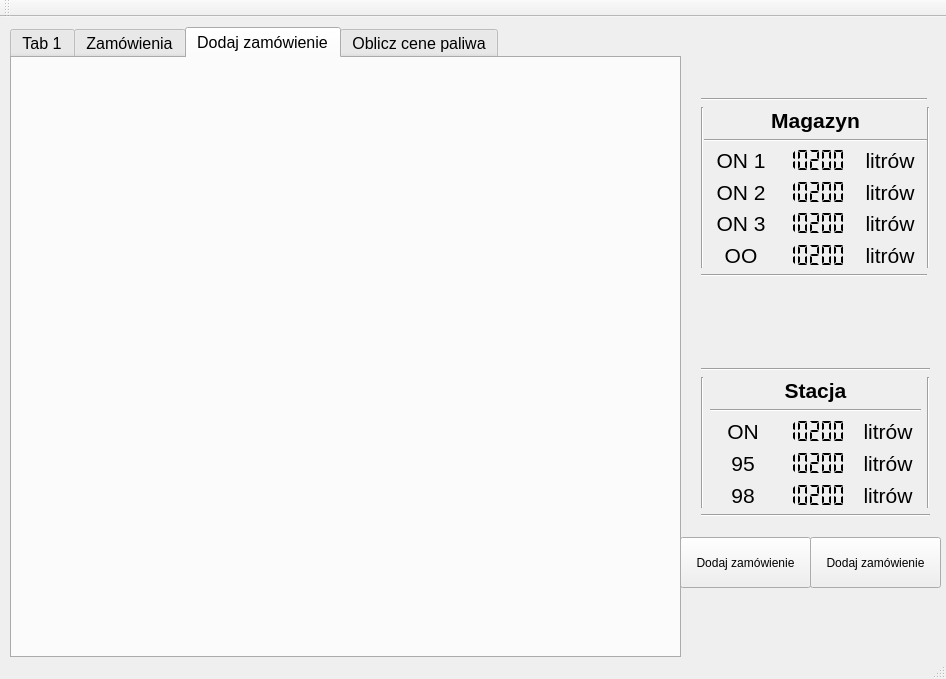
Qt form mainwindow.ui (gumikola/stacja-paliwowa) before a commit.
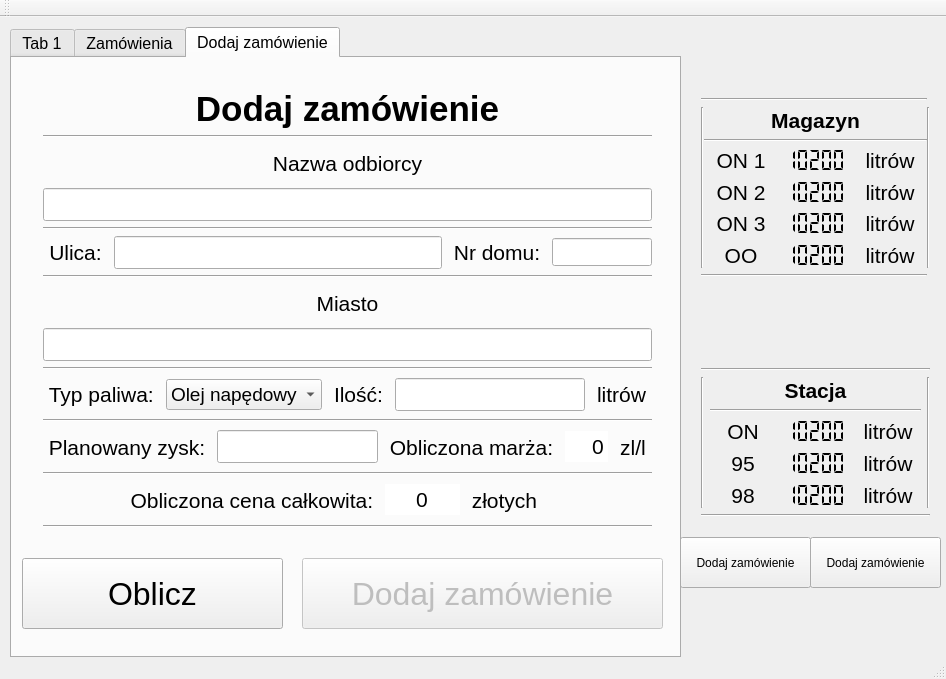
The same form after that commit. The open tabs and pages were chosen to show the change.

Commit message: added new tab AddOrder and backend class for it

The edit to the form file:
```diff
--- a/mainwindow.ui
+++ b/mainwindow.ui
@@ -595,7 +595,7 @@
      <string notr="true"/>
     </property>
     <property name="currentIndex">
-     <number>3</number>
+     <number>2</number>
     </property>
     <widget class="QWidget" name="main">
      <property name="autoFillBackground">
@@ -609,6 +609,12 @@
      </attribute>
     </widget>
     <widget class="QWidget" name="ordersTab">
+     <property name="font">
+      <font>
+       <family>Arial</family>
+       <pointsize>12</pointsize>
+      </font>
+     </property>
      <property name="autoFillBackground">
       <bool>false</bool>
      </property>
@@ -741,136 +747,506 @@
      </widget>
     </widget>
     <widget class="QWidget" name="addOrderTab">
-     <property name="autoFillBackground">
-      <bool>false</bool>
-     </property>
-     <property name="styleSheet">
-      <string notr="true"/>
-     </property>
      <attribute name="title">
       <string>Dodaj zamówienie</string>
      </attribute>
-    </widget>
-    <widget class="QWidget" name="calcFuelPrice">
-     <attribute name="title">
-      <string>Oblicz cene paliwa</string>
-     </attribute>
-     <widget class="QLineEdit" name="lineEdit">
+     <widget class="QPushButton" name="addOrderTabCalculateButton">
       <property name="geometry">
        <rect>
-        <x>30</x>
-        <y>70</y>
-        <width>411</width>
-        <height>31</height>
+        <x>10</x>
+        <y>500</y>
+        <width>261</width>
+        <height>71</height>
        </rect>
       </property>
       <property name="font">
        <font>
-        <pointsize>14</pointsize>
+        <pointsize>24</pointsize>
        </font>
       </property>
       <property name="text">
-       <string/>
+       <string>Oblicz</string>
       </property>
      </widget>
-     <widget class="QLabel" name="label_5">
-      <property name="geometry">
-       <rect>
-        <x>30</x>
-        <y>50</y>
-        <width>411</width>
-        <height>16</height>
-       </rect>
+     <widget class="QPushButton" name="addOrderTabAddOrderButton">
+      <property name="enabled">
+       <bool>false</bool>
       </property>
-      <property name="font">
-       <font>
-        <pointsize>14</pointsize>
-       </font>
-      </property>
-      <property name="text">
-       <string>Nazwa odbiorcy</string>
-      </property>
-      <property name="alignment">
-       <set>Qt::AlignCenter</set>
-      </property>
-     </widget>
-     <widget class="QLabel" name="label_6">
       <property name="geometry">
        <rect>
-        <x>20</x>
-        <y>120</y>
-        <width>411</width>
-        <height>16</height>
+        <x>290</x>
+        <y>500</y>
+        <width>361</width>
+        <height>71</height>
        </rect>
       </property>
       <property name="font">
        <font>
-        <pointsize>14</pointsize>
+        <pointsize>24</pointsize>
        </font>
       </property>
       <property name="text">
-       <string>Ulica i numer domu</string>
+       <string>Dodaj zamówienie</string>
       </property>
-      <property name="alignment">
-       <set>Qt::AlignCenter</set>
-      </property>
      </widget>
-     <widget class="QLineEdit" name="lineEdit_2">
+     <widget class="QWidget" name="layoutWidget">
       <property name="geometry">
        <rect>
         <x>20</x>
-        <y>140</y>
-        <width>421</width>
-        <height>31</height>
+        <y>20</y>
+        <width>631</width>
+        <height>461</height>
        </rect>
       </property>
-      <property name="font">
-       <font>
-        <pointsize>14</pointsize>
-       </font>
-      </property>
-      <property name="text">
-       <string/>
-      </property>
-     </widget>
-     <widget class="QLabel" name="label_7">
-      <property name="geometry">
-       <rect>
-        <x>20</x>
-        <y>190</y>
-        <width>411</width>
-        <height>16</height>
-       </rect>
-      </property>
-      <property name="font">
-       <font>
-        <pointsize>14</pointsize>
-       </font>
-      </property>
-      <property name="text">
-       <string>Miasto</string>
-      </property>
-      <property name="alignment">
-       <set>Qt::AlignCenter</set>
-      </property>
-     </widget>
-     <widget class="QLineEdit" name="lineEdit_3">
-      <property name="geometry">
-       <rect>
-        <x>20</x>
-        <y>210</y>
-        <width>411</width>
-        <height>31</height>
-       </rect>
-      </property>
-      <property name="font">
-       <font>
-        <pointsize>14</pointsize>
-       </font>
-      </property>
-      <property name="text">
-       <string/>
-      </property>
+      <layout class="QVBoxLayout" name="verticalLayout">
+       <item>
+        <widget class="QLabel" name="label_19">
+         <property name="font">
+          <font>
+           <family>Arial</family>
+           <pointsize>26</pointsize>
+           <weight>75</weight>
+           <bold>true</bold>
+          </font>
+         </property>
+         <property name="text">
+          <string>Dodaj zamówienie</string>
+         </property>
+         <property name="alignment">
+          <set>Qt::AlignCenter</set>
+         </property>
+        </widget>
+       </item>
+       <item>
+        <widget class="Line" name="line_11">
+         <property name="orientation">
+          <enum>Qt::Horizontal</enum>
+         </property>
+        </widget>
+       </item>
+       <item>
+        <widget class="QLabel" name="label_5">
+         <property name="font">
+          <font>
+           <pointsize>16</pointsize>
+          </font>
+         </property>
+         <property name="text">
+          <string>Nazwa odbiorcy</string>
+         </property>
+         <property name="alignment">
+          <set>Qt::AlignCenter</set>
+         </property>
+        </widget>
+       </item>
+       <item>
+        <widget class="QLineEdit" name="addOrderTabOrdererName">
+         <property name="font">
+          <font>
+           <pointsize>16</pointsize>
+          </font>
+         </property>
+         <property name="text">
+          <string/>
+         </property>
+         <property name="frame">
+          <bool>true</bool>
+         </property>
+        </widget>
+       </item>
+       <item>
+        <widget class="Line" name="line_13">
+         <property name="orientation">
+          <enum>Qt::Horizontal</enum>
+         </property>
+        </widget>
+       </item>
+       <item>
+        <layout class="QHBoxLayout" name="horizontalLayout">
+         <item>
+          <widget class="QLabel" name="label_6">
+           <property name="font">
+            <font>
+             <pointsize>16</pointsize>
+            </font>
+           </property>
+           <property name="text">
+            <string> Ulica: </string>
+           </property>
+           <property name="alignment">
+            <set>Qt::AlignCenter</set>
+           </property>
+          </widget>
+         </item>
+         <item>
+          <widget class="QLineEdit" name="addOrderTabStreet">
+           <property name="font">
+            <font>
+             <pointsize>16</pointsize>
+            </font>
+           </property>
+           <property name="text">
+            <string/>
+           </property>
+           <property name="frame">
+            <bool>true</bool>
+           </property>
+          </widget>
+         </item>
+         <item>
+          <widget class="QLabel" name="label_8">
+           <property name="font">
+            <font>
+             <pointsize>16</pointsize>
+            </font>
+           </property>
+           <property name="text">
+            <string> Nr domu: </string>
+           </property>
+           <property name="alignment">
+            <set>Qt::AlignCenter</set>
+           </property>
+          </widget>
+         </item>
+         <item>
+          <widget class="QLineEdit" name="addOrderTabNumber">
+           <property name="minimumSize">
+            <size>
+             <width>0</width>
+             <height>28</height>
+            </size>
+           </property>
+           <property name="maximumSize">
+            <size>
+             <width>100</width>
+             <height>28</height>
+            </size>
+           </property>
+           <property name="font">
+            <font>
+             <pointsize>16</pointsize>
+            </font>
+           </property>
+           <property name="text">
+            <string/>
+           </property>
+           <property name="frame">
+            <bool>true</bool>
+           </property>
+          </widget>
+         </item>
+        </layout>
+       </item>
+       <item>
+        <widget class="Line" name="line_14">
+         <property name="orientation">
+          <enum>Qt::Horizontal</enum>
+         </property>
+        </widget>
+       </item>
+       <item>
+        <widget class="QLabel" name="label_7">
+         <property name="font">
+          <font>
+           <pointsize>16</pointsize>
+          </font>
+         </property>
+         <property name="text">
+          <string>Miasto</string>
+         </property>
+         <property name="alignment">
+          <set>Qt::AlignCenter</set>
+         </property>
+        </widget>
+       </item>
+       <item>
+        <widget class="QLineEdit" name="addOrderTabCity">
+         <property name="font">
+          <font>
+           <pointsize>16</pointsize>
+          </font>
+         </property>
+         <property name="text">
+          <string/>
+         </property>
+         <property name="frame">
+          <bool>true</bool>
+         </property>
+        </widget>
+       </item>
+       <item>
+        <widget class="Line" name="line_15">
+         <property name="orientation">
+          <enum>Qt::Horizontal</enum>
+         </property>
+        </widget>
+       </item>
+       <item>
+        <layout class="QHBoxLayout" name="horizontalLayout_2">
+         <item>
+          <widget class="QLabel" name="label_9">
+           <property name="font">
+            <font>
+             <pointsize>16</pointsize>
+            </font>
+           </property>
+           <property name="text">
+            <string> Typ paliwa: </string>
+           </property>
+           <property name="alignment">
+            <set>Qt::AlignCenter</set>
+           </property>
+          </widget>
+         </item>
+         <item>
+          <widget class="QComboBox" name="addOrderTabFuelTypeBox">
+           <property name="minimumSize">
+            <size>
+             <width>150</width>
+             <height>0</height>
+            </size>
+           </property>
+           <property name="font">
+            <font>
+             <pointsize>14</pointsize>
+            </font>
+           </property>
+           <item>
+            <property name="text">
+             <string>Olej napędowy</string>
+            </property>
+           </item>
+           <item>
+            <property name="text">
+             <string>Olej opałowy</string>
+            </property>
+           </item>
+          </widget>
+         </item>
+         <item>
+          <widget class="QLabel" name="label_11">
+           <property name="font">
+            <font>
+             <pointsize>16</pointsize>
+            </font>
+           </property>
+           <property name="text">
+            <string> Ilość: </string>
+           </property>
+           <property name="alignment">
+            <set>Qt::AlignCenter</set>
+           </property>
+          </widget>
+         </item>
+         <item>
+          <widget class="QLineEdit" name="addOrderTabAmount">
+           <property name="font">
+            <font>
+             <pointsize>16</pointsize>
+            </font>
+           </property>
+           <property name="text">
+            <string/>
+           </property>
+           <property name="frame">
+            <bool>true</bool>
+           </property>
+          </widget>
+         </item>
+         <item>
+          <widget class="QLabel" name="label_12">
+           <property name="font">
+            <font>
+             <pointsize>16</pointsize>
+            </font>
+           </property>
+           <property name="text">
+            <string> litrów </string>
+           </property>
+           <property name="alignment">
+            <set>Qt::AlignCenter</set>
+           </property>
+          </widget>
+         </item>
+        </layout>
+       </item>
+       <item>
+        <widget class="Line" name="line_16">
+         <property name="orientation">
+          <enum>Qt::Horizontal</enum>
+         </property>
+        </widget>
+       </item>
+       <item>
+        <layout class="QHBoxLayout" name="horizontalLayout_3">
+         <item>
+          <widget class="QLabel" name="label_20">
+           <property name="font">
+            <font>
+             <pointsize>16</pointsize>
+            </font>
+           </property>
+           <property name="text">
+            <string> Planowany zysk: </string>
+           </property>
+           <property name="alignment">
+            <set>Qt::AlignCenter</set>
+           </property>
+          </widget>
+         </item>
+         <item>
+          <widget class="QLineEdit" name="addOrderTabIncome">
+           <property name="font">
+            <font>
+             <pointsize>16</pointsize>
+            </font>
+           </property>
+           <property name="text">
+            <string/>
+           </property>
+           <property name="frame">
+            <bool>true</bool>
+           </property>
+           <property name="readOnly">
+            <bool>false</bool>
+           </property>
+          </widget>
+         </item>
+         <item>
+          <widget class="QLabel" name="label_21">
+           <property name="font">
+            <font>
+             <pointsize>16</pointsize>
+            </font>
+           </property>
+           <property name="text">
+            <string> Obliczona marża: </string>
+           </property>
+           <property name="alignment">
+            <set>Qt::AlignCenter</set>
+           </property>
+          </widget>
+         </item>
+         <item>
+          <widget class="QLineEdit" name="addOrderTabMargin">
+           <property name="maximumSize">
+            <size>
+             <width>75</width>
+             <height>16777215</height>
+            </size>
+           </property>
+           <property name="font">
+            <font>
+             <pointsize>16</pointsize>
+            </font>
+           </property>
+           <property name="text">
+            <string>0</string>
+           </property>
+           <property name="frame">
+            <bool>false</bool>
+           </property>
+           <property name="alignment">
+            <set>Qt::AlignRight|Qt::AlignTrailing|Qt::AlignVCenter</set>
+           </property>
+           <property name="readOnly">
+            <bool>true</bool>
+           </property>
+          </widget>
+         </item>
+         <item>
+          <widget class="QLabel" name="label_22">
+           <property name="font">
+            <font>
+             <pointsize>16</pointsize>
+            </font>
+           </property>
+           <property name="text">
+            <string> zl/l </string>
+           </property>
+           <property name="alignment">
+            <set>Qt::AlignCenter</set>
+           </property>
+          </widget>
+         </item>
+        </layout>
+       </item>
+       <item>
+        <widget class="Line" name="line_17">
+         <property name="orientation">
+          <enum>Qt::Horizontal</enum>
+         </property>
+        </widget>
+       </item>
+       <item>
+        <layout class="QHBoxLayout" name="horizontalLayout_4">
+         <item>
+          <widget class="QLabel" name="label_23">
+           <property name="font">
+            <font>
+             <pointsize>16</pointsize>
+            </font>
+           </property>
+           <property name="text">
+            <string>               Obliczona cena całkowita: </string>
+           </property>
+           <property name="alignment">
+            <set>Qt::AlignRight|Qt::AlignTrailing|Qt::AlignVCenter</set>
+           </property>
+          </widget>
+         </item>
+         <item>
+          <widget class="QLineEdit" name="addOrderTabTotalPrice">
+           <property name="maximumSize">
+            <size>
+             <width>75</width>
+             <height>16777215</height>
+            </size>
+           </property>
+           <property name="font">
+            <font>
+             <pointsize>16</pointsize>
+            </font>
+           </property>
+           <property name="text">
+            <string>0</string>
+           </property>
+           <property name="frame">
+            <bool>false</bool>
+           </property>
+           <property name="alignment">
+            <set>Qt::AlignCenter</set>
+           </property>
+           <property name="readOnly">
+            <bool>true</bool>
+           </property>
+          </widget>
+         </item>
+         <item>
+          <widget class="QLabel" name="label_24">
+           <property name="font">
+            <font>
+             <pointsize>16</pointsize>
+            </font>
+           </property>
+           <property name="text">
+            <string> złotych</string>
+           </property>
+           <property name="alignment">
+            <set>Qt::AlignLeading|Qt::AlignLeft|Qt::AlignVCenter</set>
+           </property>
+          </widget>
+         </item>
+        </layout>
+       </item>
+       <item>
+        <widget class="Line" name="line_18">
+         <property name="orientation">
+          <enum>Qt::Horizontal</enum>
+         </property>
+        </widget>
+       </item>
+      </layout>
      </widget>
     </widget>
    </widget>
```
The commit also changes 6 other files.
